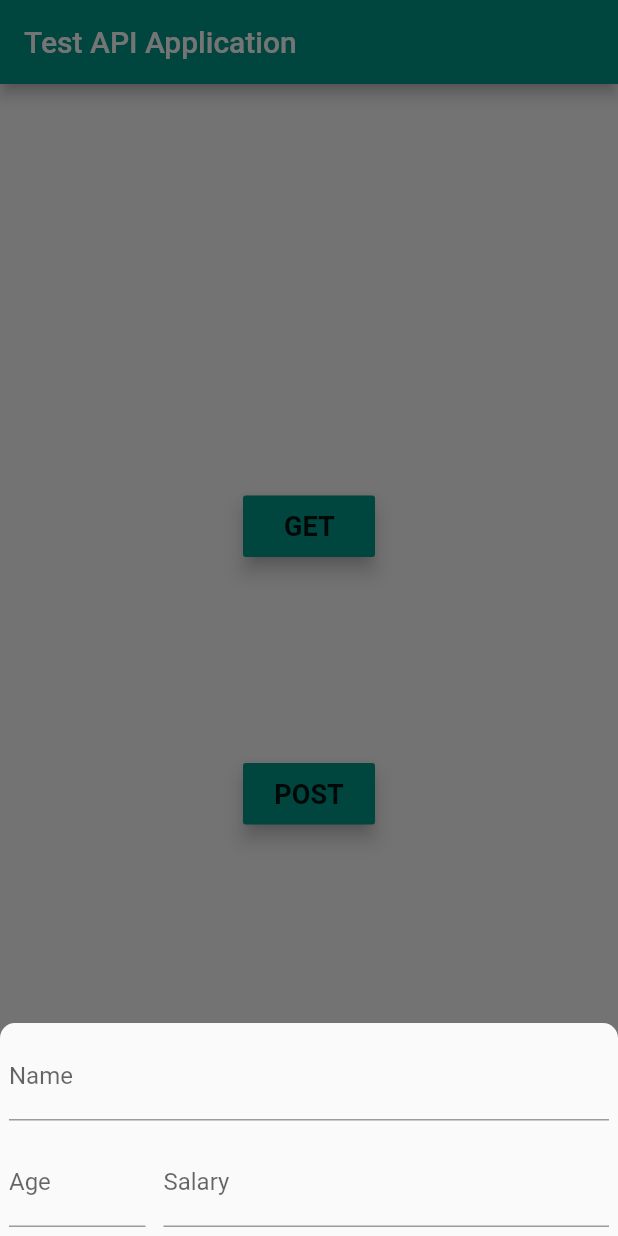
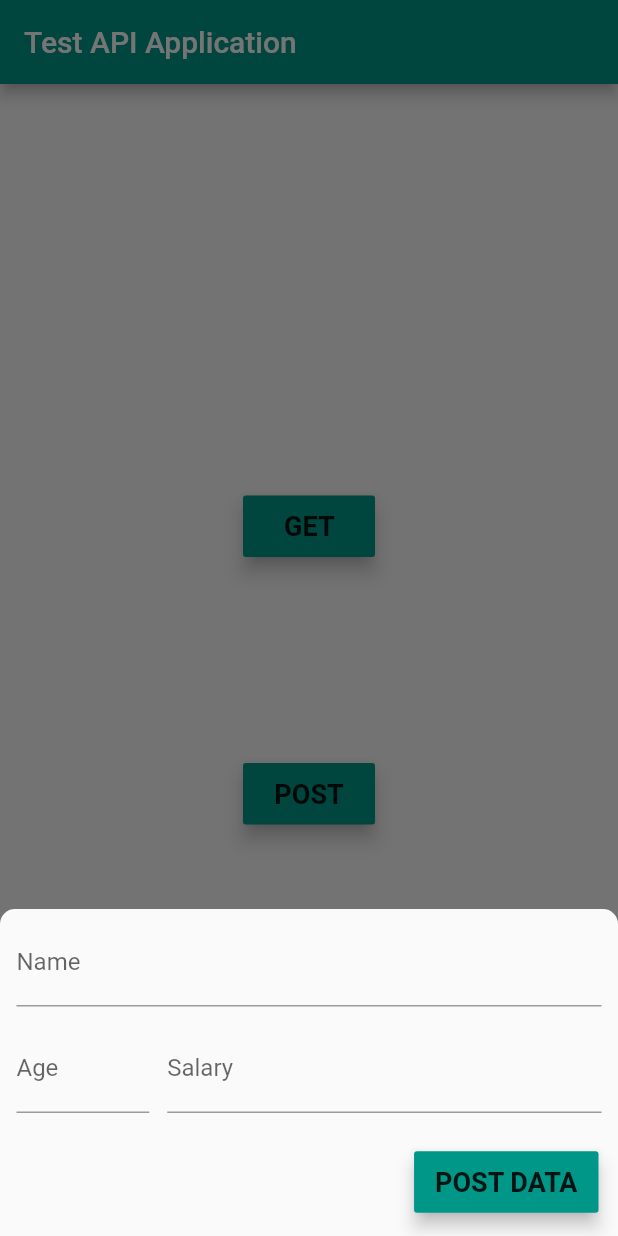
Before and after one commit to CodeWizard1206/test_api_application, a Flutter app: the screen it shows after launch, after a tap on "POST", on a phone screen of 412 x 824 dp. Run offline on Flutter 3.47's test engine with Material 2 defaults, Android fonts, the light colour scheme and no system bars; our stand-ins replace modal_progress_hud.

Commit message:
New Code Added!

```diff
--- a/lib/components/input_field.dart
+++ b/lib/components/input_field.dart
@@ -3,7 +3,13 @@ import 'package:flutter/material.dart';
 class InputField extends StatelessWidget {
   final String title;
   final TextEditingController controller;
-  const InputField({Key key, this.title, this.controller}) : super(key: key);
+  final TextInputType keyboardType;
+  const InputField(
+      {Key key,
+      this.title,
+      this.controller,
+      this.keyboardType = TextInputType.text})
+      : super(key: key);
 
   @override
   Widget build(BuildContext context) {
@@ -12,14 +18,10 @@ class InputField extends StatelessWidget {
       padding: const EdgeInsets.all(
         6.0,
       ),
-      child: Column(
-        mainAxisSize: MainAxisSize.min,
-        mainAxisAlignment: MainAxisAlignment.center,
-        crossAxisAlignment: CrossAxisAlignment.center,
-        children: [
-          Container(
       child: TextFormField(
+        cursorColor: Colors.teal,
         controller: controller,
+        keyboardType: keyboardType,
         decoration: InputDecoration(
           labelText: title,
           hintText: title,
@@ -28,9 +30,6 @@ class InputField extends StatelessWidget {
         ),
         maxLines: 1,
       ),
-          ),
-        ],
-      ),
     );
   }
 }
--- a/lib/home_page.dart
+++ b/lib/home_page.dart
@@ -21,6 +21,7 @@ class _HomePageState extends State<HomePage> {
   TextEditingController _nameController;
   TextEditingController _salaryController;
   TextEditingController _ageController;
+  BuildContext _context;
 
   @override
   void initState() {
@@ -59,7 +60,7 @@ class _HomePageState extends State<HomePage> {
   }
 
   Future<Map<String, dynamic>> postData(
-      BuildContext context, String name, String salary, String age) async {
+      String name, String salary, String age) async {
     final Response response = await post(
       'http://dummy.restapiexample.com/api/v1/create',
       body: {
@@ -92,7 +93,7 @@ class _HomePageState extends State<HomePage> {
       setState(() {
         showLoader = false;
       });
-      Scaffold.of(context).showSnackBar(
+      Scaffold.of(_context).showSnackBar(
         SnackBar(
           content: Text('Error, Status Code : $code!'),
         ),
@@ -110,7 +111,7 @@ class _HomePageState extends State<HomePage> {
         valueColor: AlwaysStoppedAnimation(Colors.teal),
       ),
       child: Scaffold(
-        resizeToAvoidBottomPadding: true,
+        // resizeToAvoidBottomPadding: true,
         appBar: AppBar(
           title: Text(
             'Test API Application',
@@ -148,7 +149,13 @@ class _HomePageState extends State<HomePage> {
                 ),
                 Builder(
                   builder: (context) => MaterialButton(
-                    onPressed: () => inputForm(context), //postRequest(context),
+                    onPressed: () {
+                      _context = context;
+                      _nameController.text = '';
+                      _salaryController.text = '';
+                      _ageController.text = '';
+                      inputForm(context); //postRequest(context),
+                    },
                     child: Text(
                       'POST',
                       style: TextStyle(
@@ -195,15 +202,18 @@ class _HomePageState extends State<HomePage> {
     }
   }
 
-  void postRequest(BuildContext context) async {
+  void postRequest() async {
     setState(() {
       showLoader = true;
     });
-    Map<String, dynamic> gotData =
-        await postData(context, 'Charles Xavier', '32000', '21');
+    Map<String, dynamic> gotData = await postData(
+      _nameController.text,
+      _salaryController.text,
+      _ageController.text,
+    );
     if (gotData != null) {
       showModalBottomSheet(
-        context: context,
+        context: _context,
         isScrollControlled: true,
         shape: RoundedRectangleBorder(
           borderRadius: BorderRadius.only(
@@ -211,9 +221,9 @@ class _HomePageState extends State<HomePage> {
             topRight: Radius.circular(6.0),
           ),
         ),
-        builder: (context) => Container(
+        builder: (_context) => Container(
           height: 130.0,
-          width: MediaQuery.of(context).size.width,
+          width: MediaQuery.of(_context).size.width,
           child: Column(
             mainAxisAlignment: MainAxisAlignment.spaceEvenly,
             children: [
@@ -270,21 +280,35 @@ class _HomePageState extends State<HomePage> {
       builder: (context) {
         return Wrap(
           children: [
-            Column(
+            Container(
+              padding: const EdgeInsets.symmetric(
+                horizontal: 5.0,
+              ),
+              child: Column(
                 mainAxisAlignment: MainAxisAlignment.spaceBetween,
-              crossAxisAlignment: CrossAxisAlignment.start,
+                crossAxisAlignment: CrossAxisAlignment.end,
                 children: [
                   InputField(
                     title: 'Name',
                     controller: _nameController,
                   ),
-                Row(
+                  AnimatedPadding(
+                    duration: Duration(
+                      milliseconds: 200,
+                    ),
+                    padding: EdgeInsets.only(
+                      bottom: MediaQuery.of(context).viewInsets.bottom != 0
+                          ? MediaQuery.of(context).viewInsets.bottom - 45
+                          : 8,
+                    ),
+                    child: Row(
                       mainAxisAlignment: MainAxisAlignment.center,
-                  crossAxisAlignment: CrossAxisAlignment.center,
+                      crossAxisAlignment: CrossAxisAlignment.end,
                       children: [
                         Expanded(
                           flex: 1,
                           child: InputField(
+                            keyboardType: TextInputType.number,
                             title: 'Age',
                             controller: _ageController,
                           ),
@@ -292,13 +316,43 @@ class _HomePageState extends State<HomePage> {
                         Expanded(
                           flex: 3,
                           child: InputField(
+                            keyboardType: TextInputType.number,
                             title: 'Salary',
                             controller: _salaryController,
                           ),
                         ),
                       ],
                     ),
+                  ),
+                  Padding(
+                    padding: const EdgeInsets.all(8.0),
+                    child: MaterialButton(
+                      onPressed: () {
+                        if (_nameController.text != '' &&
+                            _salaryController.text != '' &&
+                            _ageController.text != '') {
+                          postRequest();
+                          Navigator.of(context).pop();
+                        }
+                      },
+                      child: Text(
+                        'POST DATA',
+                        style: TextStyle(
+                          fontSize: 18.0,
+                          fontWeight: FontWeight.bold,
+                        ),
+                      ),
+                      elevation: 5.0,
+                      color: Colors.teal,
+                      padding: const EdgeInsets.symmetric(
+                        vertical: 10.0,
+                        horizontal: 14.0,
+                      ),
+                    ),
+                  ),
+                  SizedBox(height: 4),
                 ],
+              ),
             ),
           ],
         );
```
Lines whose indentation alone changed are shown as unchanged.
